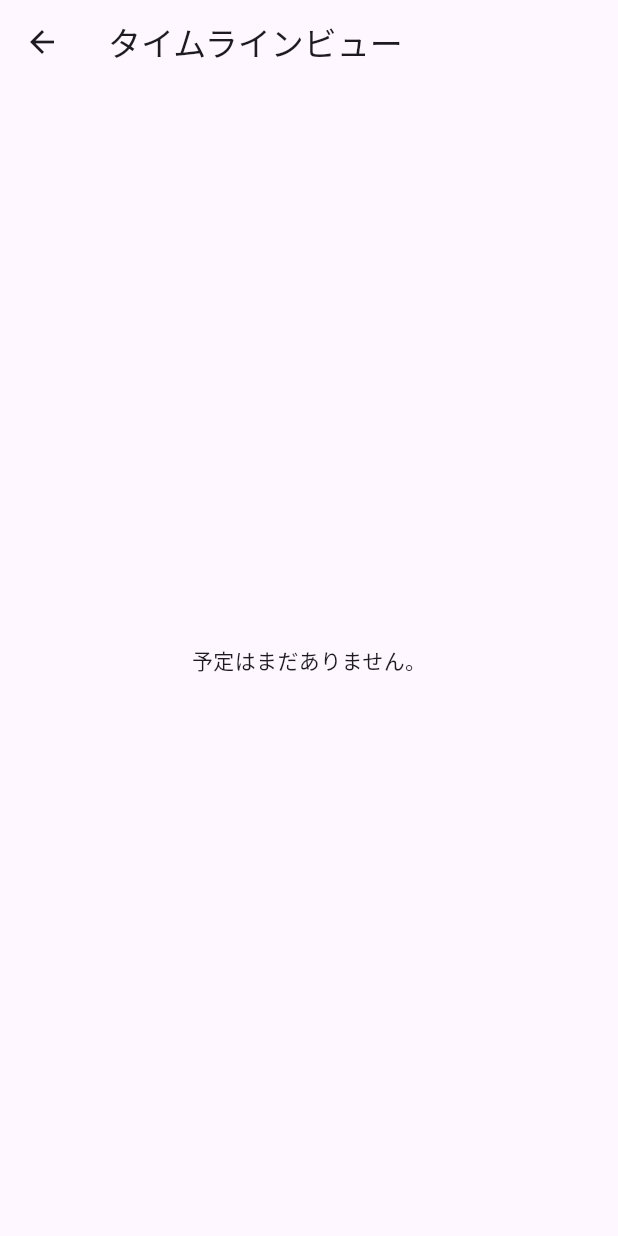
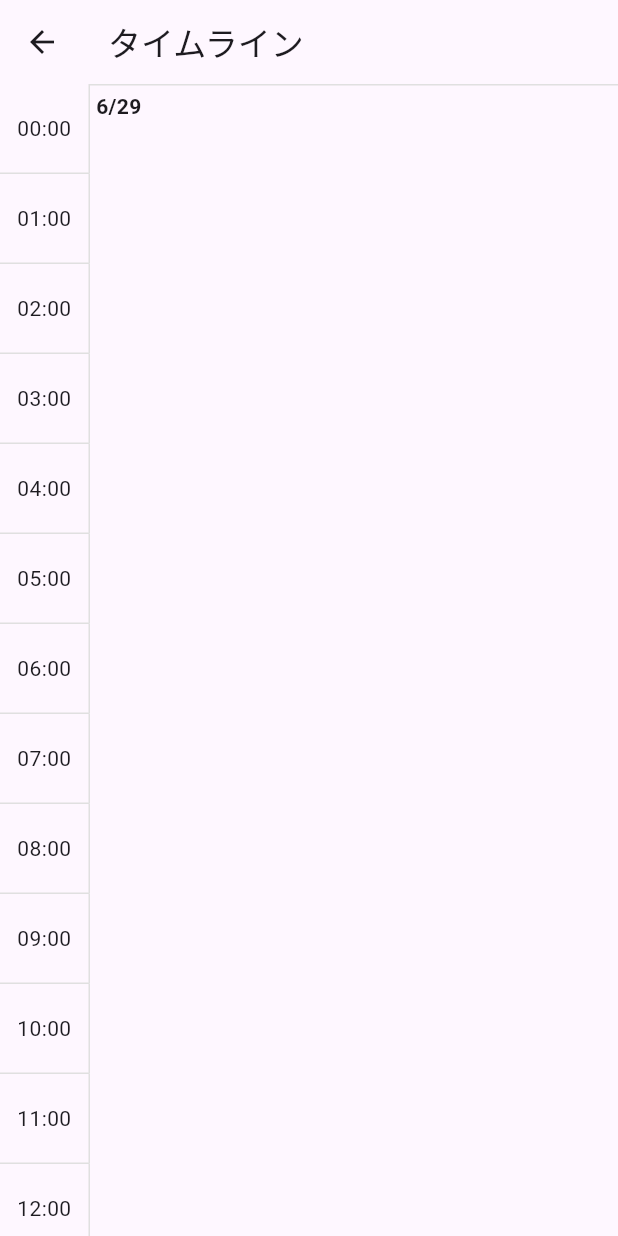
Before and after one commit to otonasi-muonn/schedule-share-app, a Flutter app: the TimelineViewScreen screen opened directly, on a phone screen of 412 x 824 dp. Run offline on Flutter 3.47's test engine with Material 3 defaults, Android fonts, the phone set to English and light mode, and no system bars; our stand-ins replace cloud_firestore, firebase_auth, firebase_core, table_calendar; accounts and stored records are empty.

Commit message:
refactor: タイムラインビューをカスタム実装に変更し基本レイアウトを作成

```diff
--- a/lib/presentation/timeline_view/timeline_view_screen.dart
+++ b/lib/presentation/timeline_view/timeline_view_screen.dart
@@ -1,7 +1,4 @@
-import 'package:cloud_firestore/cloud_firestore.dart';
-import 'package:firebase_auth/firebase_auth.dart';
 import 'package:flutter/material.dart';
-import 'package:syncfusion_flutter_calendar/calendar.dart';
 
 class TimelineViewScreen extends StatefulWidget {
   const TimelineViewScreen({super.key});
@@ -11,59 +8,81 @@ class TimelineViewScreen extends StatefulWidget {
 }
 
 class _TimelineViewScreenState extends State<TimelineViewScreen> {
+  final ScrollController _scrollController = ScrollController();
+  final double _hourHeight = 60.0; // 1時間あたりの高さを定義
+
+  @override
+  void dispose() {
+    _scrollController.dispose();
+    super.dispose();
+  }
+
   @override
   Widget build(BuildContext context) {
-    final user = FirebaseAuth.instance.currentUser;
-
     return Scaffold(
       appBar: AppBar(
-        title: const Text('タイムラインビュー'),
+        title: const Text('タイムライン'),
       ),
-      body: StreamBuilder<QuerySnapshot>(
-        stream: FirebaseFirestore.instance
-            .collection('schedules')
-            .where('userId', isEqualTo: user?.uid)
-            .snapshots(),
-        builder: (context, snapshot) {
-          if (snapshot.connectionState == ConnectionState.waiting) {
-            return const Center(child: CircularProgressIndicator());
-          }
-          if (snapshot.hasError) {
-            return Center(child: Text('エラー: ${snapshot.error}'));
-          }
-          if (!snapshot.hasData || snapshot.data!.docs.isEmpty) {
-            return const Center(child: Text('予定はまだありません。'));
-          }
+      body: Row(
+        children: [
+          // --- 左側の時間軸 ---
+          _buildTimeRuler(),
 
-          final appointments = snapshot.data!.docs.map((doc) {
-            final data = doc.data(); // as Map<String, dynamic>?;
+          // --- 右側の予定を描画するスクロールエリア ---
+          Expanded(
+            child: ListView.builder(
+              controller: _scrollController,
+              itemCount: 7, // とりあえず7日分表示
+              itemBuilder: (context, index) {
+                final day = DateTime.now().add(Duration(days: index));
+                return Container(
+                  height: _hourHeight * 24, // 1日分の高さ
+                  decoration: BoxDecoration(
+                    border: Border(
+                      top: BorderSide(color: Colors.grey.shade300),
+                    ),
+                  ),
+                  child: Align(
+                    alignment: Alignment.topLeft,
+                    child: Padding(
+                      padding: const EdgeInsets.all(4.0),
+                      child: Text(
+                        '${day.month}/${day.day}',
+                        style: const TextStyle(fontWeight: FontWeight.bold),
+                      ),
+                    ),
+                  ),
+                  // TODO: ここに後で、Stackを使って予定ブロックを重ねて描画します
+                );
+              },
+            ),
+          ),
+        ],
+      ),
+    );
+  }
 
-            if (data is Map<String, dynamic> &&
-                data['startTime'] is Timestamp &&
-                data['endTime'] is Timestamp &&
-                data['title'] is String) {
-              try {
-                return Appointment(
-                  startTime: (data['startTime'] as Timestamp).toDate(),
-                  endTime: (data['endTime'] as Timestamp).toDate(),
-                  subject: data['title'],
-                  isAllDay: data['isAllDay'] as bool? ?? false,
-                );
-              } catch (e) {
-                print('ドキュメント変換エラー: ${doc.id}, $e');
-                return null;
-              }
-            }
-            return null;
-          }).whereType<Appointment>().toList();
-
-          return SfCalendar(
-            view: CalendarView.timelineDay,
-            dataSource: _ScheduleDataSource(appointments),
-            timeSlotViewSettings: const TimeSlotViewSettings(
-              timeFormat: 'H:mm',
-              startHour: 0,
-              endHour: 24,
+  // --- 時間軸を生成するウィジェット ---
+  Widget _buildTimeRuler() {
+    return SizedBox(
+      width: 60, // 時間軸の幅
+      child: ListView.builder(
+        // 右側のリストとスクロールを同期させる
+        controller: _scrollController,
+        itemCount: 24, // 24時間分
+        itemBuilder: (context, index) {
+          return Container(
+            height: _hourHeight,
+            decoration: BoxDecoration(
+              border: Border(
+                bottom: BorderSide(color: Colors.grey.shade300),
+                right: BorderSide(color: Colors.grey.shade300),
+              ),
+            ),
+            child: Center(
+              child: Text(
+                '${index.toString().padLeft(2, '0')}:00', // 13:00のような24時間表記
+              ),
             ),
           );
         },
@@ -71,9 +90,3 @@ class _TimelineViewScreenState extends State<TimelineViewScreen> {
     );
   }
 }
-
-class _ScheduleDataSource extends CalendarDataSource {
-  _ScheduleDataSource(List<Appointment> source) {
-    appointments = source;
-  }
-}
--- a/pubspec.yaml
+++ b/pubspec.yaml
@@ -41,7 +41,6 @@ dependencies:
   flutter_localizations:
     sdk: flutter
   table_calendar: ^3.2.0
-  syncfusion_flutter_calendar: ^30.1.37
 
 dev_dependencies:
   flutter_test:
```
Also changed, not shown: lib/presentation/home/home_screen.dart (+56 -70 lines), pubspec.lock.
